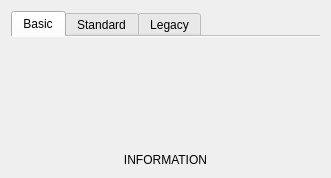
This is python/mmSolver/tools/solver/widget/solver_widget.ui in david-cattermole/mayaMatchMoveSolver as Qt 5 draws it before an edit. The edited form follows.
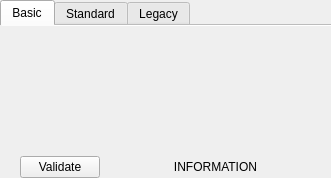
This is the edited form.

Commit message: Added 'validate' button to the UI, disabled when 'Auto-update Solver Validation' is on. Do not update the Solver model when the Solver is executing. Connect signal/slots when solver widgets update to make sure the info is updated (if we have 'auto-update solver validation' on).

Patch:
```diff
--- a/python/mmSolver/tools/solver/widget/solver_widget.ui
+++ b/python/mmSolver/tools/solver/widget/solver_widget.ui
@@ -14,6 +14,21 @@
    <string>Form</string>
   </property>
   <layout class="QVBoxLayout" name="verticalLayout">
+   <property name="spacing">
+    <number>0</number>
+   </property>
+   <property name="leftMargin">
+    <number>0</number>
+   </property>
+   <property name="topMargin">
+    <number>0</number>
+   </property>
+   <property name="rightMargin">
+    <number>0</number>
+   </property>
+   <property name="bottomMargin">
+    <number>0</number>
+   </property>
    <item>
     <widget class="QTabWidget" name="tabWidget">
      <property name="enabled">
@@ -49,16 +64,16 @@
         <number>1</number>
        </property>
        <property name="leftMargin">
-        <number>5</number>
+        <number>1</number>
        </property>
        <property name="topMargin">
-        <number>5</number>
+        <number>1</number>
        </property>
        <property name="rightMargin">
-        <number>5</number>
+        <number>1</number>
        </property>
        <property name="bottomMargin">
-        <number>5</number>
+        <number>1</number>
        </property>
        <item>
         <layout class="QVBoxLayout" name="basic_layout">
@@ -130,14 +145,41 @@
     </widget>
    </item>
    <item>
-    <widget class="QLabel" name="info_label">
-     <property name="text">
-      <string>INFORMATION</string>
-     </property>
-     <property name="alignment">
-      <set>Qt::AlignCenter</set>
-     </property>
-    </widget>
+    <layout class="QHBoxLayout" name="info_layout" stretch="0,0,1">
+     <item>
+      <spacer name="horizontalSpacer">
+       <property name="orientation">
+        <enum>Qt::Horizontal</enum>
+       </property>
+       <property name="sizeType">
+        <enum>QSizePolicy::Minimum</enum>
+       </property>
+       <property name="sizeHint" stdset="0">
+        <size>
+         <width>20</width>
+         <height>20</height>
+        </size>
+       </property>
+      </spacer>
+     </item>
+     <item>
+      <widget class="QPushButton" name="validate_pushButton">
+       <property name="text">
+        <string>Validate</string>
+       </property>
+      </widget>
+     </item>
+     <item>
+      <widget class="QLabel" name="info_label">
+       <property name="text">
+        <string>INFORMATION</string>
+       </property>
+       <property name="alignment">
+        <set>Qt::AlignCenter</set>
+       </property>
+      </widget>
+     </item>
+    </layout>
    </item>
   </layout>
  </widget>
```
Left out of the diff: 16 changed lines with no effect on the pictures. The commit also changes 1 other file.
